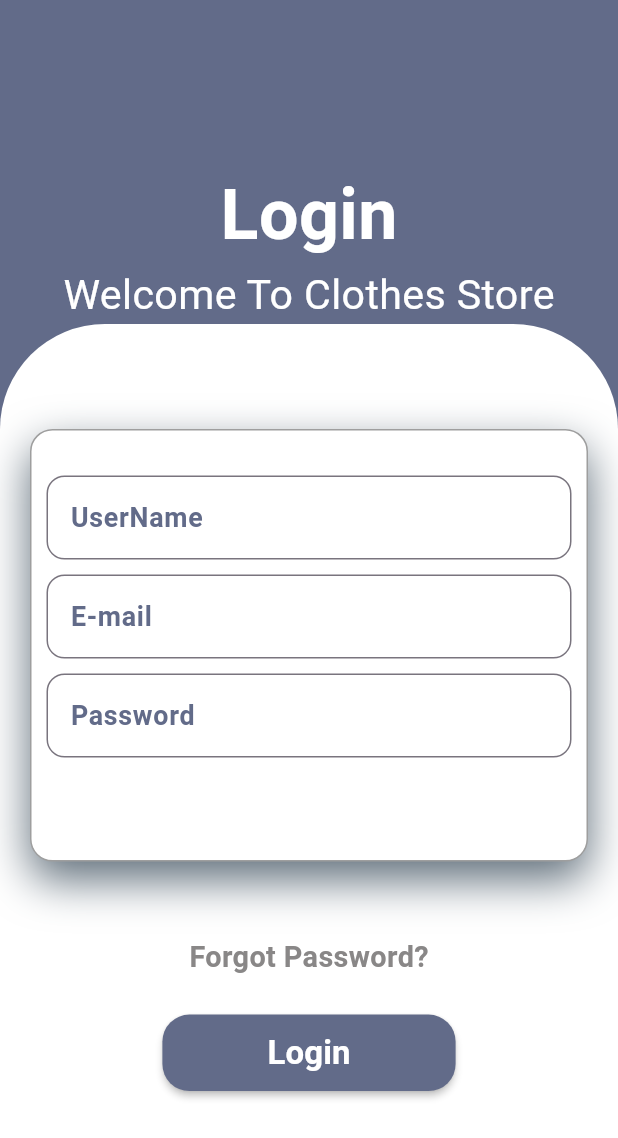
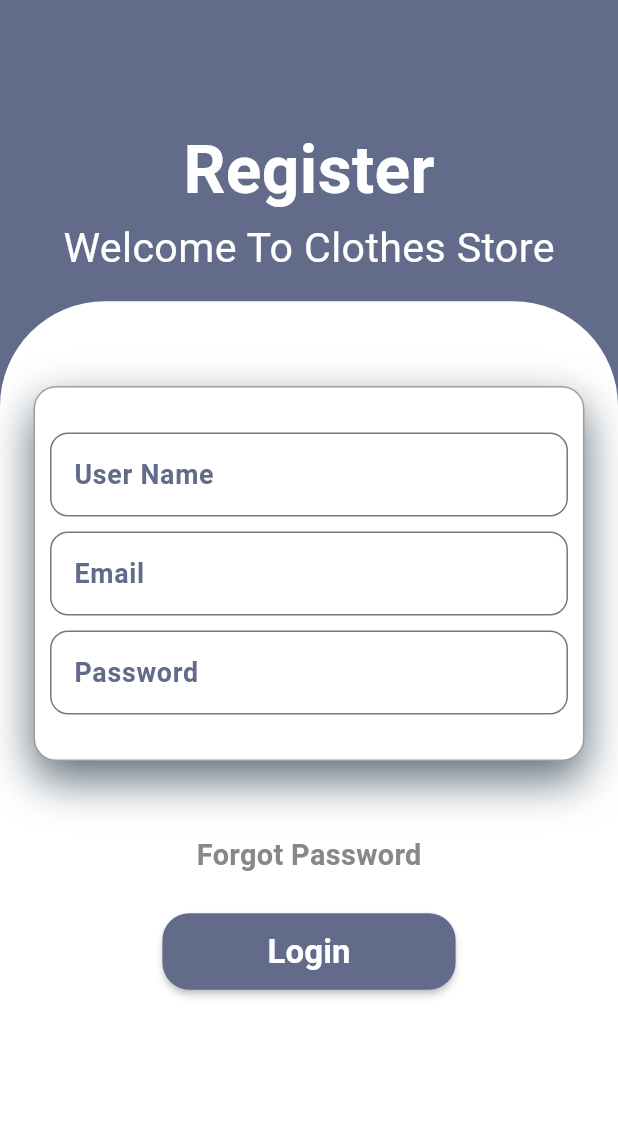
Before and after one commit to MirnaHasan/clothingapp, a Flutter app: the Homepagebody screen opened directly, on a phone screen of 412 x 824 dp. Shown: the top 1138 px of the screen. Run offline on Flutter 3.47's test engine with Material 3 defaults, Android fonts, the phone set to English and light mode, and no system bars; our stand-ins replace firebase_core, get, smooth_page_indicator; accounts and stored records are empty.

Commit message:
add nothing

```diff
--- /dev/null
+++ b/lib/View/MainScreen/MainScreen.dart
@@ -0,0 +1,19 @@
+import 'package:flutter/material.dart';
+
+class MainScreen extends StatelessWidget {
+  const MainScreen({super.key});
+
+  @override
+  Widget build(BuildContext context) {
+    return Scaffold(
+      appBar: AppBar(
+        title: const Text('MainScreen'),
+      ),
+      body: Container(
+        child: const Center(
+          child: Text('MainScreen'),
+        ),
+      ),
+    );
+  }
+}
--- /dev/null
+++ b/lib/View/route/routeApp.dart
@@ -0,0 +1,18 @@
+
+
+
+import 'package:clothes_app/View/screens/onboardingscreen.dart';
+import 'package:clothes_app/View/widgets/homepagebody.dart';
+import 'package:flutter/material.dart';
+
+class RouteApp {
+  RouteApp._();
+  static RouteApp instance = RouteApp._();
+  static String onboarding = '/onboarding';
+  static String homepage = '/homepage';
+
+   Map <String, WidgetBuilder> routes = {
+    onboarding: (context) => const Onboardingscreen(),
+    homepage: (context) => const Homepagebody(),
+  };
+}
--- a/lib/onboardingscreen.dart
+++ b/lib/View/screens/onboardingscreen.dart
@@ -1,5 +1,5 @@
 import 'package:clothes_app/View/Style/ScreenSize.dart/ScreenSize.dart';
-import 'package:clothes_app/View/screens/pagethree.dart';
+ import 'package:clothes_app/View/screens/pagethree.dart';
 import 'package:clothes_app/View/screens/pagetwo.dart';
 import 'package:flutter/material.dart';
 import 'package:get/get.dart';
--- a/lib/View/widgets/homepagebody.dart
+++ b/lib/View/widgets/homepagebody.dart
@@ -1,6 +1,9 @@
+import 'package:clothes_app/Helper/Translation/LanguageTranslation.dart';
 import 'package:clothes_app/View/Style/ScreenSize.dart/ScreenSize.dart';
 import 'package:clothes_app/View/Style/colorApp/colorsApp.dart';
+import 'package:clothes_app/main.dart';
 import 'package:flutter/material.dart';
+import 'package:get/get.dart';
 
 class Homepagebody extends StatefulWidget {
   const Homepagebody({super.key});
@@ -28,27 +31,27 @@ class _HomepagebodyState extends State<Homepagebody> {
     return Scaffold(
       backgroundColor: ColorApp.background,
       body: SingleChildScrollView(
-        child: Center(
         child: Padding(
-            padding: const EdgeInsets.only(top: 110.0),
+          padding: EdgeInsets.only(top: context.getHeight(10)),
           child: Column(
-              // mainAxisAlignment: MainAxisAlignment.spaceAround,
-
             children: [
               Text(
-                  "Login",
+                Words.register.tr,
                 style: TextStyle(
                     color: Colors.white,
                     fontWeight: FontWeight.bold,
-                      fontSize: context.getFontSize(34)),
+                    fontSize: context.getFontSize(32)),
               ),
               Text(
-                  "Welcome To Clothes Store",
+                Words.welcome.tr,
                 style: TextStyle(
                   fontSize: context.getFontSize(20),
                   color: Colors.white,
                   // fontWeight: FontWeight.bold ,
                 ),
+              ),
+              SizedBox(
+                height: context.getHeight(2),
               ),
               // SizedBox(
               //   height: context.getHeight(10),
@@ -152,8 +155,10 @@ class _HomepagebodyState extends State<Homepagebody> {
                     Stack(
                       children: [
                         Padding(
-                            padding: const EdgeInsets.only(
-                                top: 30.0, left: 10, right: 10),
+                          padding: EdgeInsets.symmetric(
+                            horizontal: context.getWidth(3),
+                            vertical: context.getHeight(2),
+                          ),
                           child: Container(
                             decoration: BoxDecoration(
                                 boxShadow: [
@@ -161,32 +166,33 @@ class _HomepagebodyState extends State<Homepagebody> {
                                     // spreadRadius: 25,
                                     blurRadius: 25,
                                     offset: const Offset(0, 12),
-                                      color:
-                                          const Color.fromARGB(255, 27, 48, 65)
+                                    color: const Color.fromARGB(255, 27, 48, 65)
                                         .withOpacity(0.7),
                                   )
                                 ],
                                 color: Colors.white,
                                 border: Border.all(color: Colors.grey),
                                 borderRadius: BorderRadius.circular(15)),
-                              height: context.getHeight(0.1) * 350,
-                              width: context.getWidth(0.6) * 300,
+                            width: context.getWidth(93),
                             child: Padding(
                               padding: const EdgeInsets.only(
                                   top: 30.0, right: 10, left: 10, bottom: 30),
                               child: Column(
                                 children: [
                                   CustomTextformfield(
-                                        title: "UserName",
-                                        controller: userName),
+                                    title: Words.userName.tr,
+                                    controller: userName,
+                                  ),
                                   const SizedBox(height: 10),
                                   CustomTextformfield(
-                                        title: "E-mail", controller: email),
+                                    title: Words.email.tr,
+                                    controller: email,
+                                  ),
                                   const SizedBox(height: 10),
                                   CustomTextformfield(
-                                        title: "Password",
-                                        controller: password),
-                                    const SizedBox(height: 10),
+                                    title: Words.password.tr,
+                                    controller: password,
+                                  ),
                                 ],
                               ),
                             ),
@@ -194,11 +200,11 @@ class _HomepagebodyState extends State<Homepagebody> {
                         ),
                       ],
                     ),
-                      const SizedBox(
-                        height: 50,
+                    SizedBox(
+                      height: context.getHeight(4),
                     ),
                     Text(
-                        "Forgot Password?",
+                      Words.forgotPassword.tr,
                       style: TextStyle(
                           fontSize: context.getFontSize(14),
                           color: const Color.fromARGB(255, 137, 135, 135),
@@ -226,7 +232,6 @@ class _HomepagebodyState extends State<Homepagebody> {
                 ),
               ),
             ],
-            ),
           ),
         ),
       ),
--- a/lib/main.dart
+++ b/lib/main.dart
@@ -2,7 +2,8 @@ import 'dart:async';
 import 'package:clothes_app/Helper/Log/LogApp.dart';
 import 'package:clothes_app/Helper/Service/initService.dart';
 import 'package:clothes_app/Helper/Translation/LanguageTranslation.dart';
-import 'package:clothes_app/onboardingscreen.dart';
+import 'package:clothes_app/View/route/routeApp.dart';
+import 'package:clothes_app/View/screens/onboardingscreen.dart';
 import 'package:flutter/material.dart';
 import 'package:get/get.dart';
 
@@ -46,12 +47,9 @@ class MyApp extends StatelessWidget {
       fallbackLocale: const Locale('en', 'US'),
       translations: Words(),
       home: const Onboardingscreen(),
-      getPages: [
-        GetPage(
-          name: '/',
-          page: () => const Onboardingscreen(),
-        ),
-      ],
+      routes: RouteApp.instance.routes,
+      initialRoute: RouteApp.homepage
+
     );
   }
 }
```
Lines whose indentation alone changed are shown as unchanged.
